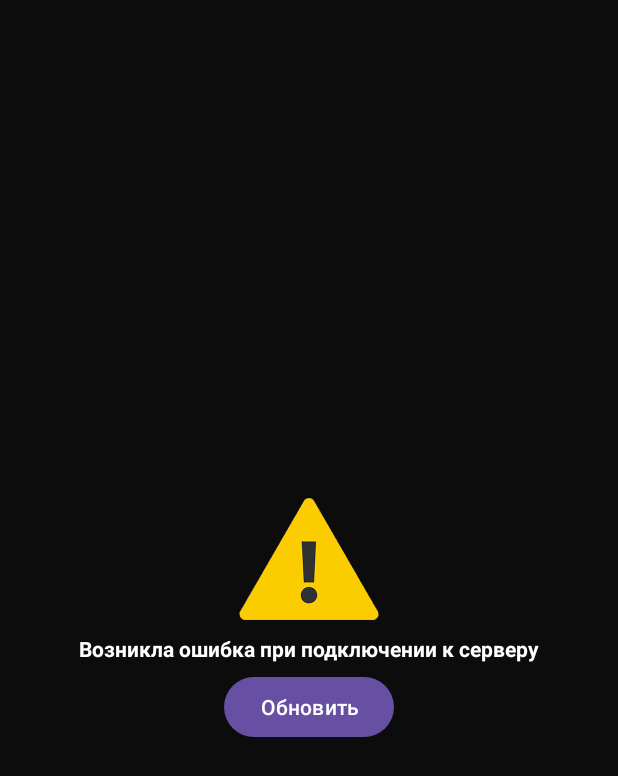
After one commit to emilbagirov30/EffectiveMobileTest, an Android app: the layout fragment_error.xml on its own in the app's theme, with its tools: preview values and no code run, on a phone screen of 412 x 824 dp. The commit adds this screen. Shown: the top 776 px of the screen. Run offline under Robolectric (Android 15) with nearby library versions, the phone set to English and light mode, and no system bars.

Commit message:
add error fragment

```diff
--- a/app/src/main/java/com/emil/effectivemobiletest/MainViewModel.kt
+++ b/app/src/main/java/com/emil/effectivemobiletest/MainViewModel.kt
@@ -20,6 +20,8 @@ class MainViewModel(private val apiService: ApiService) : ViewModel() {
     val ticketsOffersData: LiveData<List<TicketOffer>> = _ticketsOffersData
     private val _ticketsData = MutableLiveData<List<Ticket>>()
     val ticketsData: LiveData<List<Ticket>> = _ticketsData
+    private val _errorMessage = MutableLiveData<String>()
+    val errorMessage: LiveData<String> = _errorMessage
     private val coroutineExceptionHandler = CoroutineExceptionHandler { _, exception ->
         Log.e("MainViewModel", "Coroutine error occurred: $exception")
     }
@@ -37,9 +39,11 @@ class MainViewModel(private val apiService: ApiService) : ViewModel() {
                     Log.d("MainViewModel", "Offers loaded : ${response.body()?.offers}")
                 } else {
                     Log.e("MainViewModel", "Failed to load offers: ${response.errorBody()}")
+                    _errorMessage.postValue("Failed to load offers: ${response.errorBody()}")
                 }
             } catch (e: Exception) {
                 Log.e("MainViewModel", "Error loading offers ", e)
+                _errorMessage.postValue("Error loading offers: ${e.message}")
             }
         }
     }
--- /dev/null
+++ b/ui/src/main/res/layout/fragment_error.xml
@@ -0,0 +1,35 @@
+<?xml version="1.0" encoding="utf-8"?>
+<LinearLayout xmlns:android="http://schemas.android.com/apk/res/android"
+    xmlns:tools="http://schemas.android.com/tools"
+    android:layout_width="match_parent"
+    android:layout_height="match_parent"
+    android:orientation="vertical"
+    android:gravity="center"
+    android:background="@color/background_app"
+    tools:context=".ErrorFragment">
+
+ <ImageView
+     android:layout_width="100dp"
+     android:layout_height="100dp"
+     android:background="@drawable/error_icon">
+
+ </ImageView>
+    <TextView
+        android:layout_width="wrap_content"
+        android:layout_height="wrap_content"
+        android:text="Возникла ошибка при подключении к серверу"
+        android:textColor="@color/white"
+        android:textStyle="bold"
+        />
+
+    <Button
+        android:id="@+id/bt_update"
+        android:layout_width="wrap_content"
+        android:layout_height="wrap_content"
+        android:layout_marginVertical="5dp"
+        android:text="Обновить"
+        android:textAllCaps="false">
+
+    </Button>
+
+</LinearLayout>
```
Also changed, not shown: app/src/main/java/com/emil/effectivemobiletest/MainActivity.kt (+7 -1 lines), ui/src/main/java/com/emil/ui/ErrorFragment.kt (added, +36 -0 lines), ui/src/main/res/drawable/error_icon.png (added).
